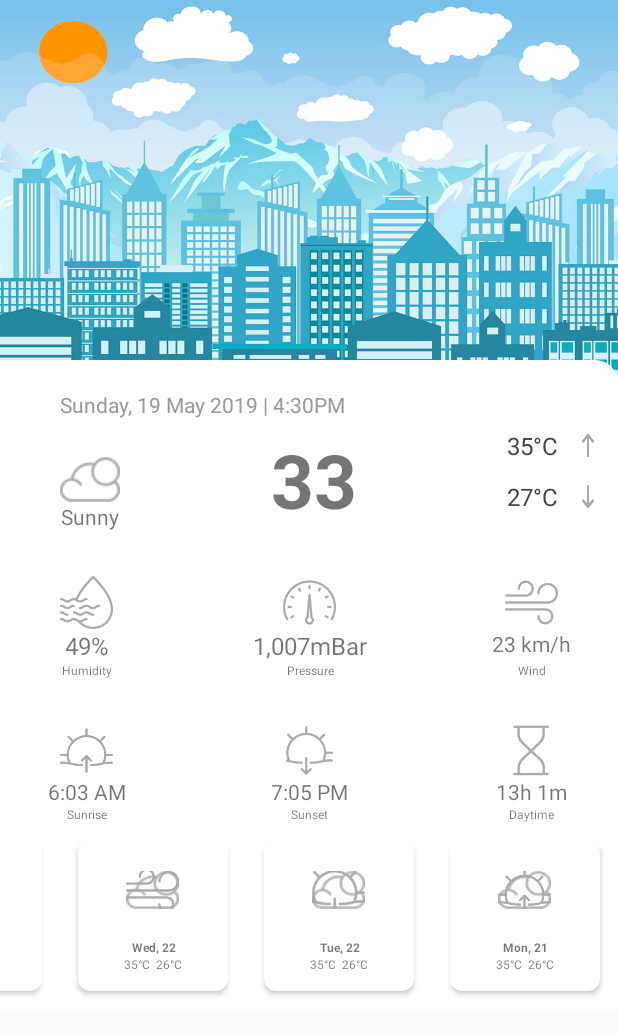
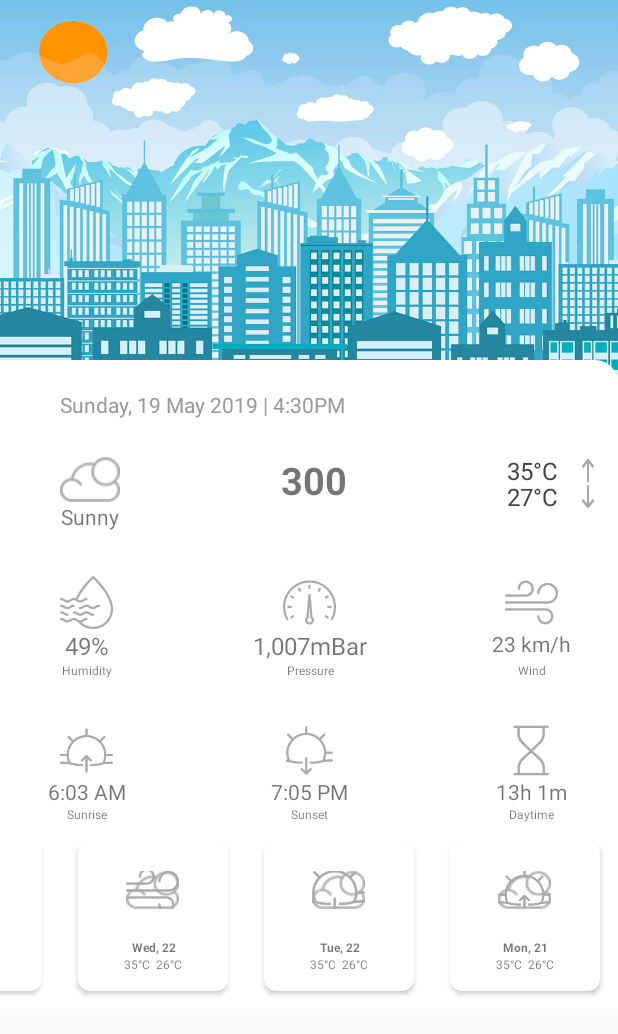
Before and after one commit to bakytkhamraev/WeatherApp, an Android app: the screen it shows after launch (MainActivity), on a phone screen of 412 x 824 dp. Shown: the top 1034 px of the screen. Run offline under Robolectric (Android 15) with nearby library versions, the phone set to English and light mode, and no system bars.

Commit message:
design+api

```diff
--- a/app/src/main/AndroidManifest.xml
+++ b/app/src/main/AndroidManifest.xml
@@ -1,14 +1,19 @@
 <?xml version="1.0" encoding="utf-8"?>
 <manifest xmlns:android="http://schemas.android.com/apk/res/android"
     package="com.example.weatherapp">
+
+
+    <uses-permission android:name="android.permission.INTERNET"/>
 
     <application
         android:allowBackup="true"
         android:icon="@mipmap/ic_launcher"
         android:label="@string/app_name"
         android:roundIcon="@mipmap/ic_launcher_round"
+        android:usesCleartextTraffic="true"
         android:supportsRtl="true"
         android:theme="@style/AppTheme">
+
         <activity android:name=".MainActivity">
             <intent-filter>
                 <action android:name="android.intent.action.MAIN" />
--- a/app/src/main/java/com/example/weatherapp/MainActivity.java
+++ b/app/src/main/java/com/example/weatherapp/MainActivity.java
@@ -1,28 +1,52 @@
 package com.example.weatherapp;
+
+import android.os.Bundle;
+import android.util.Log;
+import android.widget.TextView;
 
 import androidx.appcompat.app.AppCompatActivity;
 import androidx.recyclerview.widget.GridLayoutManager;
 import androidx.recyclerview.widget.LinearLayoutManager;
 import androidx.recyclerview.widget.RecyclerView;
 
-import android.content.Intent;
-import android.os.Bundle;
-import android.view.View;
-
 import com.example.weatherapp.data.Book;
 import com.example.weatherapp.data.RecyclerViewAdapter;
+import com.example.weatherapp.data.internet.RetrofitBuilder;
+import com.example.weatherapp.data.pojo.CurrentWeather;
 
 import java.util.ArrayList;
 import java.util.List;
 
+import retrofit2.Call;
+import retrofit2.Callback;
+import retrofit2.Response;
+
 public class MainActivity extends AppCompatActivity {
 
+    private TextView tvCurrentWeather;
+    private TextView humi;
+    private TextView pressure;
+    private TextView minTemp;
+    private TextView maxTemp;
+    private TextView sunrise;
+    private TextView sunset;
+    private TextView wind;
     List<Book> lstBook;
 
     @Override
     protected void onCreate(Bundle savedInstanceState) {
         super.onCreate(savedInstanceState);
         setContentView(R.layout.activity_main);
+
+        tvCurrentWeather = findViewById(R.id.tvCurrentWeather);
+        humi = findViewById(R.id.humi);
+        pressure = findViewById(R.id.pressure);
+        minTemp = findViewById(R.id.min_temp);
+        maxTemp = findViewById(R.id.max_temp);
+        sunrise = findViewById(R.id.sunrise);
+        sunset = findViewById(R.id.sunset);
+        wind = findViewById(R.id.wind_id);
+        loadWeather();
 
         lstBook = new ArrayList<>();
         lstBook.add(new Book("Mon, 21", "35°C  26°C", R.drawable.sunrise));
@@ -33,10 +57,10 @@ public class MainActivity extends AppCompatActivity {
         lstBook.add(new Book("Wed, 22", "35°C  26°C", R.drawable.sunny));
         lstBook.add(new Book("Wed, 22", "35°C  26°C", R.drawable.sunny));
         rv();
-
     }
 
     private void rv() {
+        Log.d("ololo", "rv");
         RecyclerView myRV = findViewById(R.id.recyclerview_id);
         RecyclerViewAdapter myAdapter = new RecyclerViewAdapter(this, lstBook);
         myRV.setLayoutManager(new GridLayoutManager(this, 1));
@@ -44,4 +68,32 @@ public class MainActivity extends AppCompatActivity {
         myRV.setAdapter(myAdapter);
     }
 
+
+    private void loadWeather() {
+        RetrofitBuilder.getService().getCurrentWeather("Bishkek",
+                "4bbf5a1ed98cd9f688ebb3651474cdd2")
+                .enqueue(new Callback<CurrentWeather>() {
+                    @Override
+                    public void onResponse(Call<CurrentWeather> call, Response<CurrentWeather> response) {
+                        if (response.isSuccessful() && response.body() != null) {
+                            CurrentWeather weather = response.body();
+                            tvCurrentWeather.setText(weather.getMain().getTemp().toString() + "C");
+                            humi.setText(weather.getMain().getHumidity().toString() + "%");
+                            pressure.setText(weather.getMain().getPressure().toString() + "mBar");
+                            maxTemp.setText(weather.getMain().getTempMax().toString() + "C");
+                            minTemp.setText(weather.getMain().getTempMin().toString() + "C");
+                            sunrise.setText(weather.getSys().getSunrise().toString() + "AM");
+                            sunset.setText(weather.getSys().getSunset().toString() + "PM");
+                            wind.setText(weather.getWind().getDeg().toString() + "km/h");
+
+                        }
+                    }
+
+                    @Override
+                    public void onFailure(Call<CurrentWeather> call, Throwable t) {
+
+                    }
+                });
+    }
+
 }
--- /dev/null
+++ b/app/src/main/java/com/example/weatherapp/data/internet/RetrofitBuilder.java
@@ -0,0 +1,30 @@
+package com.example.weatherapp.data.internet;
+
+import retrofit2.Retrofit;
+import retrofit2.converter.gson.GsonConverterFactory;
+
+public class RetrofitBuilder {
+
+
+    private static RetrofitService service;
+
+    public static RetrofitService getService() {
+        if (service == null) service = buildRetrofit();
+        return service;
+
+
+    }
+
+
+    private static RetrofitService buildRetrofit() {
+
+        return new Retrofit.Builder()
+                .baseUrl("http://api.openweathermap.org/")
+                .addConverterFactory(GsonConverterFactory.create())
+                .build()
+                .create(RetrofitService.class);
+    }
+
+
+
+}
--- /dev/null
+++ b/app/src/main/java/com/example/weatherapp/data/internet/RetrofitService.java
@@ -0,0 +1,15 @@
+package com.example.weatherapp.data.internet;
+
+import com.example.weatherapp.data.pojo.CurrentWeather;
+
+import retrofit2.Call;
+import retrofit2.http.GET;
+import retrofit2.http.Query;
+
+public interface RetrofitService {
+
+
+    @GET("data/2.5/weather")
+    Call<CurrentWeather>getCurrentWeather(@Query("q") String city, @Query("appid") String appId);
+
+}
--- a/app/src/main/res/layout/activity_main.xml
+++ b/app/src/main/res/layout/activity_main.xml
@@ -53,56 +53,56 @@
             app:layout_constraintTop_toBottomOf="@+id/imageView" />
 
         <TextView
-            android:id="@+id/textView4"
+            android:id="@+id/tvCurrentWeather"
             style="@style/text"
-            android:text="33"
-            android:textSize="50sp"
+            android:text="300"
+            android:textSize="25dp"
             android:textStyle="bold"
             app:layout_constraintBottom_toBottomOf="@+id/imageView"
-            app:layout_constraintEnd_toStartOf="@+id/textView6"
+            app:layout_constraintEnd_toStartOf="@+id/min_temp"
             app:layout_constraintStart_toEndOf="@+id/imageView"
             app:layout_constraintTop_toTopOf="@+id/imageView" />
 
         <TextView
-            android:id="@+id/textView5"
+            android:id="@+id/max_temp"
             style="@style/text"
             android:layout_marginEnd="40dp"
             android:text="35°C"
             android:textColor="#444444"
             android:textSize="16sp"
             app:layout_constraintEnd_toEndOf="parent"
-            app:layout_constraintTop_toTopOf="@+id/textView4" />
+            app:layout_constraintTop_toTopOf="@+id/tvCurrentWeather" />
 
         <TextView
-            android:id="@+id/textView6"
+            android:id="@+id/min_temp"
             style="@style/text"
             android:layout_marginEnd="40dp"
             android:text="27°C"
             android:textColor="#444444"
             android:textSize="16sp"
-            app:layout_constraintBottom_toBottomOf="@+id/textView4"
+            app:layout_constraintBottom_toBottomOf="@+id/tvCurrentWeather"
             app:layout_constraintEnd_toEndOf="parent"
-            app:layout_constraintTop_toBottomOf="@+id/textView5" />
+            app:layout_constraintTop_toBottomOf="@+id/max_temp" />
 
         <ImageView
             android:id="@+id/imageView9"
             android:layout_width="8sp"
             android:layout_height="15dp"
             android:background="@drawable/top"
-            app:layout_constraintBottom_toBottomOf="@+id/textView5"
+            app:layout_constraintBottom_toBottomOf="@+id/max_temp"
             app:layout_constraintEnd_toEndOf="parent"
-            app:layout_constraintStart_toEndOf="@+id/textView5"
-            app:layout_constraintTop_toTopOf="@+id/textView5" />
+            app:layout_constraintStart_toEndOf="@+id/max_temp"
+            app:layout_constraintTop_toTopOf="@+id/max_temp" />
 
 
         <ImageView
             android:layout_width="8sp"
             android:layout_height="15dp"
             android:background="@drawable/bottom"
-            app:layout_constraintBottom_toBottomOf="@+id/textView6"
+            app:layout_constraintBottom_toBottomOf="@+id/min_temp"
             app:layout_constraintEnd_toEndOf="parent"
-            app:layout_constraintStart_toEndOf="@+id/textView5"
-            app:layout_constraintTop_toTopOf="@+id/textView6" />
+            app:layout_constraintStart_toEndOf="@+id/max_temp"
+            app:layout_constraintTop_toTopOf="@+id/min_temp" />
 
         <ImageView
             android:id="@+id/imageView3"
@@ -112,7 +112,7 @@
             app:layout_constraintTop_toBottomOf="@+id/textView2" />
 
         <TextView
-            android:id="@+id/textView7"
+            android:id="@+id/humi"
             style="@style/text"
             android:text="49%"
             android:textSize="16sp"
@@ -127,7 +127,7 @@
             android:textSize="8sp"
             app:layout_constraintEnd_toEndOf="@+id/imageView3"
             app:layout_constraintStart_toStartOf="@+id/imageView3"
-            app:layout_constraintTop_toBottomOf="@+id/textView7" />
+            app:layout_constraintTop_toBottomOf="@+id/humi" />
 
 
         <ImageView
@@ -140,7 +140,7 @@
             app:layout_constraintTop_toBottomOf="@+id/textView2" />
 
         <TextView
-            android:id="@+id/textView9"
+            android:id="@+id/pressure"
             style="@style/text"
             android:text="1,007mBar"
             android:textSize="16sp"
@@ -153,9 +153,9 @@
             style="@style/text"
             android:text="Pressure"
             android:textSize="8sp"
-            app:layout_constraintEnd_toEndOf="@+id/textView9"
-            app:layout_constraintStart_toStartOf="@+id/textView9"
-            app:layout_constraintTop_toBottomOf="@+id/textView7" />
+            app:layout_constraintEnd_toEndOf="@+id/pressure"
+            app:layout_constraintStart_toStartOf="@+id/pressure"
+            app:layout_constraintTop_toBottomOf="@+id/humi" />
 
 
         <ImageView
@@ -167,7 +167,7 @@
             app:layout_constraintTop_toBottomOf="@+id/textView2" />
 
         <TextView
-            android:id="@+id/textView11"
+            android:id="@+id/wind_id"
             style="@style/text"
             android:text="23 km/h"
             app:layout_constraintEnd_toEndOf="@+id/imageView5"
@@ -181,7 +181,7 @@
             android:textSize="8sp"
             app:layout_constraintEnd_toEndOf="@+id/imageView5"
             app:layout_constraintStart_toStartOf="@+id/imageView5"
-            app:layout_constraintTop_toBottomOf="@+id/textView7" />
+            app:layout_constraintTop_toBottomOf="@+id/humi" />
 
 
         <ImageView
@@ -192,7 +192,7 @@
             app:layout_constraintTop_toBottomOf="@+id/textView8" />
 
         <TextView
-            android:id="@+id/textView13"
+            android:id="@+id/sunrise"
             android:layout_width="wrap_content"
             android:layout_height="wrap_content"
             android:text="6:03 AM"
@@ -207,7 +207,7 @@
             android:textSize="8sp"
             app:layout_constraintEnd_toEndOf="@+id/imageView6"
             app:layout_constraintStart_toStartOf="@+id/imageView6"
-            app:layout_constraintTop_toBottomOf="@+id/textView13" />
+            app:layout_constraintTop_toBottomOf="@+id/sunrise" />
 
 
         <ImageView
@@ -219,7 +219,7 @@
             app:layout_constraintTop_toBottomOf="@+id/textView10" />
 
         <TextView
-            android:id="@+id/textView15"
+            android:id="@+id/sunset"
             android:layout_width="wrap_content"
             android:layout_height="wrap_content"
             android:text="7:05 PM"
@@ -232,9 +232,9 @@
             style="@style/text"
             android:text="Sunset"
             android:textSize="8sp"
-            app:layout_constraintEnd_toEndOf="@+id/textView15"
-            app:layout_constraintStart_toStartOf="@+id/textView15"
-            app:layout_constraintTop_toBottomOf="@+id/textView13" />
+            app:layout_constraintEnd_toEndOf="@+id/sunset"
+            app:layout_constraintStart_toStartOf="@+id/sunset"
+            app:layout_constraintTop_toBottomOf="@+id/sunrise" />
 
 
         <ImageView
@@ -260,7 +260,7 @@
             android:textSize="8sp"
             app:layout_constraintEnd_toEndOf="@+id/textView17"
             app:layout_constraintStart_toStartOf="@+id/textView17"
-            app:layout_constraintTop_toBottomOf="@+id/textView13" />
+            app:layout_constraintTop_toBottomOf="@+id/sunrise" />
 
 
         <androidx.recyclerview.widget.RecyclerView
```
Also changed, not shown: app/build.gradle (+14 -2 lines), app/src/main/java/com/example/weatherapp/data/pojo/Clouds.java (added, +21 -0 lines), app/src/main/java/com/example/weatherapp/data/pojo/Coord.java (added, +32 -0 lines), app/src/main/java/com/example/weatherapp/data/pojo/CurrentWeather.java (added, +155 -0 lines), app/src/main/java/com/example/weatherapp/data/pojo/Main.java (added, +76 -0 lines), app/src/main/java/com/example/weatherapp/data/pojo/Sys.java (added, +65 -0 lines), app/src/main/java/com/example/weatherapp/data/pojo/Weather.java (added, +54 -0 lines), app/src/main/java/com/example/weatherapp/data/pojo/Wind.java (added, +32 -0 lines).
